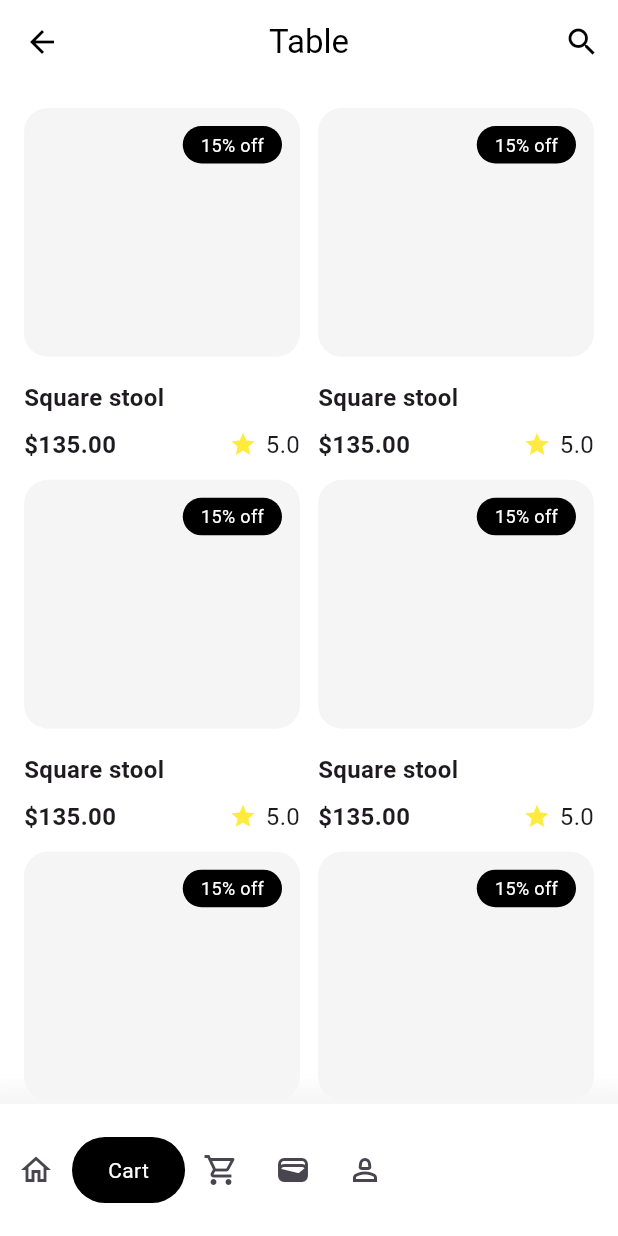
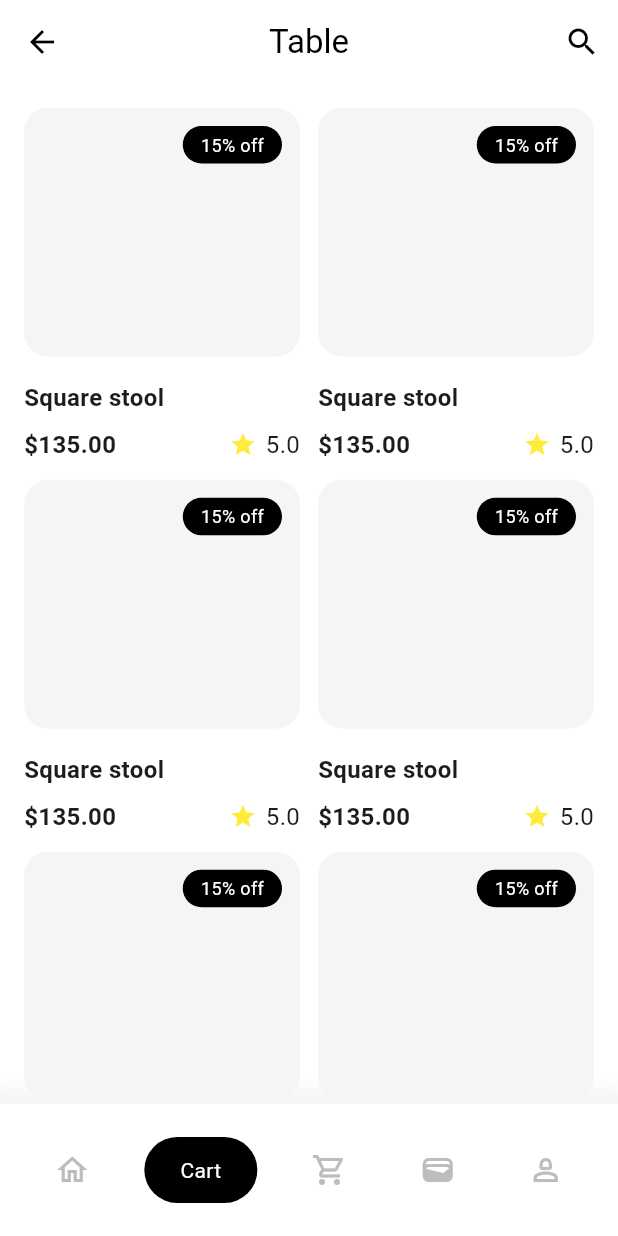
Before and after one commit to JAICHANGPARK/flutter_notebook_chapter_49, a Flutter app: the FurnitureHomePage screen opened directly, on a phone screen of 412 x 824 dp. Run offline on Flutter 3.47's test engine with Material 3 defaults, Android fonts, the phone set to English and light mode, and no system bars; our stand-ins replace dots_indicator, gap, google_fonts.

Commit message:
Update furniture_home_page.dart

```diff
--- a/lib/ep2460_furniture_app/ui/furniture_home_page.dart
+++ b/lib/ep2460_furniture_app/ui/furniture_home_page.dart
@@ -31,15 +31,16 @@ class _FurnitureHomePageState extends State<FurnitureHomePage> {
             BoxShadow(
               color: Colors.grey[100]!,
               blurRadius: 10,
-              spreadRadius: 10
-            )
-          ]
+              spreadRadius: 10,
+            ),
+          ],
         ),
 
         child: Row(
-
+          mainAxisAlignment: .spaceEvenly,
           children: [
-            IconButton(onPressed: () {}, icon: Icon(Icons.home_outlined)),
+            IconButton(onPressed: () {}, icon: Icon(Icons.home_outlined),
+            color: Colors.grey[400]!,),
             Container(
               decoration: ShapeDecoration(
                 shape: StadiumBorder(),
@@ -50,10 +51,17 @@ class _FurnitureHomePageState extends State<FurnitureHomePage> {
             ),
             IconButton(
               onPressed: () {},
-              icon: Icon(Icons.shopping_cart_outlined),
+              icon: Icon(Icons.shopping_cart_outlined,
+
+              ),
+              color: Colors.grey[400]!,
             ),
-            IconButton(onPressed: () {}, icon: Icon(Icons.wallet)),
-            IconButton(onPressed: () {}, icon: Icon(Icons.person_2_outlined)),
+            IconButton(onPressed: () {}, icon: Icon(Icons.wallet),
+              color: Colors.grey[400]!,
+            ),
+            IconButton(onPressed: () {}, icon: Icon(Icons.person_2_outlined),
+              color: Colors.grey[400]!,
+            ),
           ],
         ),
       ),
```
